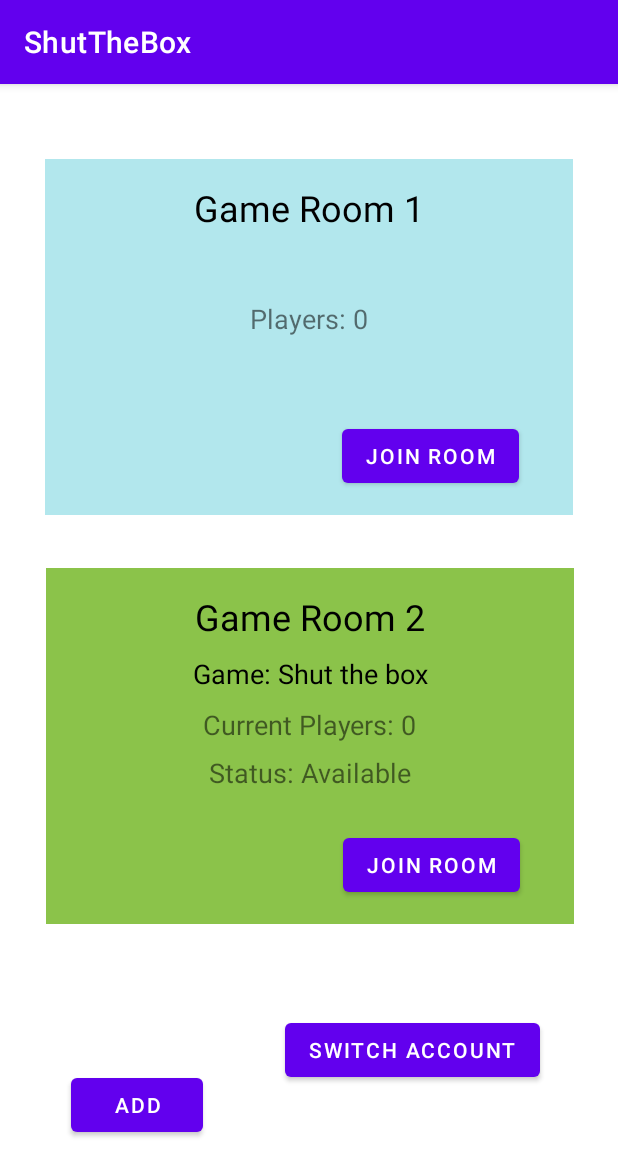
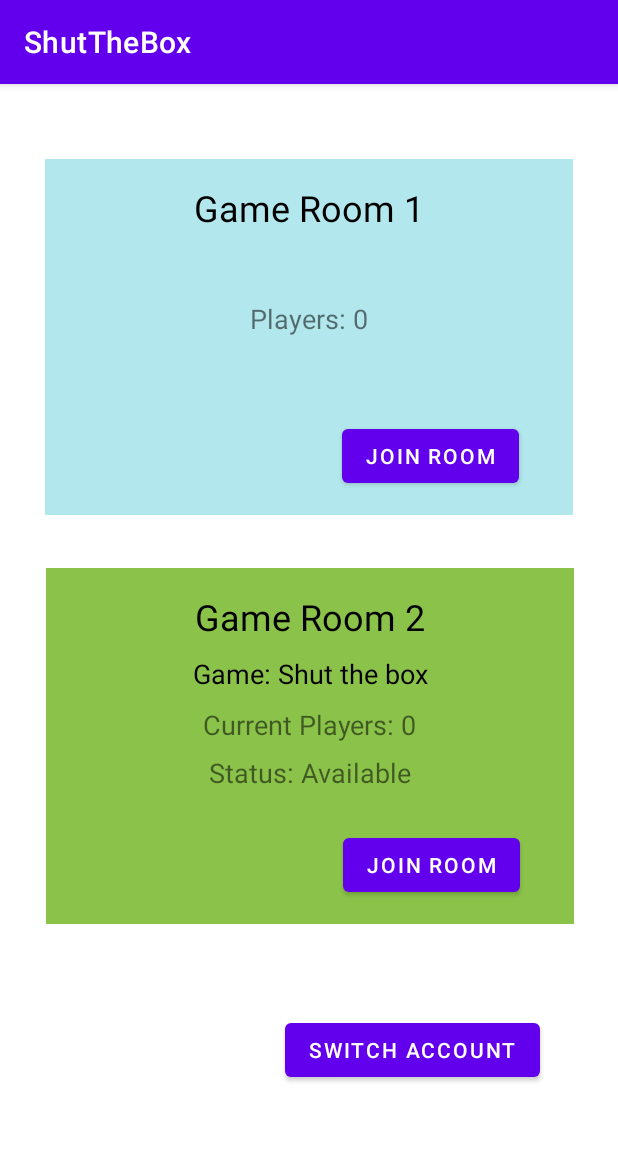
Before and after one commit to rayljc/ShutTheBox, an Android app: the LobbyFragment screen opened directly, with no data from a screen before it, on a phone screen of 412 x 824 dp. Shown: the top 1176 px of the screen. Run offline under Robolectric (Android 15) with nearby library versions, the phone set to English and light mode, and no system bars; our stand-ins replace Firebase (no records; nobody signed in at launch, a user with empty details on screens opened directly); 3 statements that could not run were skipped.

Commit message:
remove testAdd button

```diff
--- a/app/src/main/res/layout/activity_lobby.xml
+++ b/app/src/main/res/layout/activity_lobby.xml
@@ -171,14 +171,4 @@
             app:layout_constraintEnd_toEndOf="parent" />
     </androidx.constraintlayout.widget.ConstraintLayout>
 
-    <Button
-        android:id="@+id/test_add_button"
-        android:layout_width="wrap_content"
-        android:layout_height="wrap_content"
-        android:layout_marginStart="47dp"
-        android:layout_marginBottom="63dp"
-        android:text="@string/add_string"
-        app:layout_constraintBottom_toBottomOf="parent"
-        app:layout_constraintStart_toStartOf="parent" />
-
 </androidx.constraintlayout.widget.ConstraintLayout>
```
Also changed, not shown: app/src/main/java/com/example/shutthebox/ui/LobbyFragment.java (+36 -36 lines).
